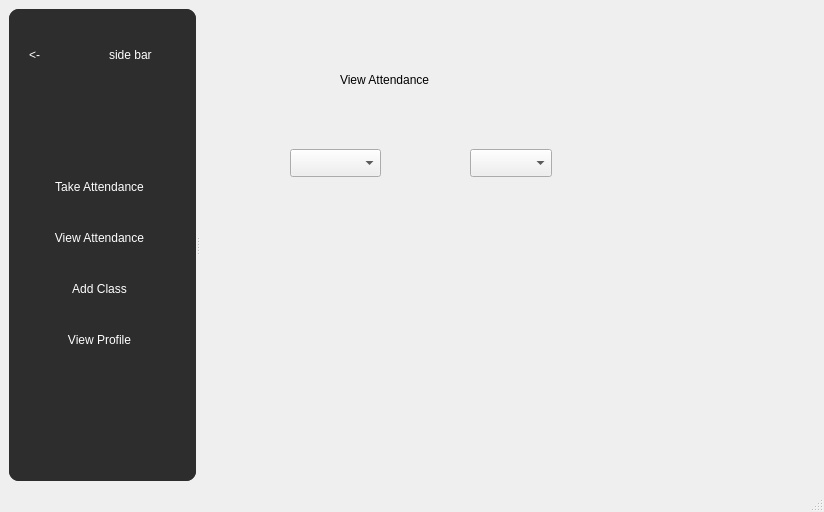
The window that mainwindow.ui (Shikhrrr/AttendanceManager) describes before a commit, drawn with Qt 5.
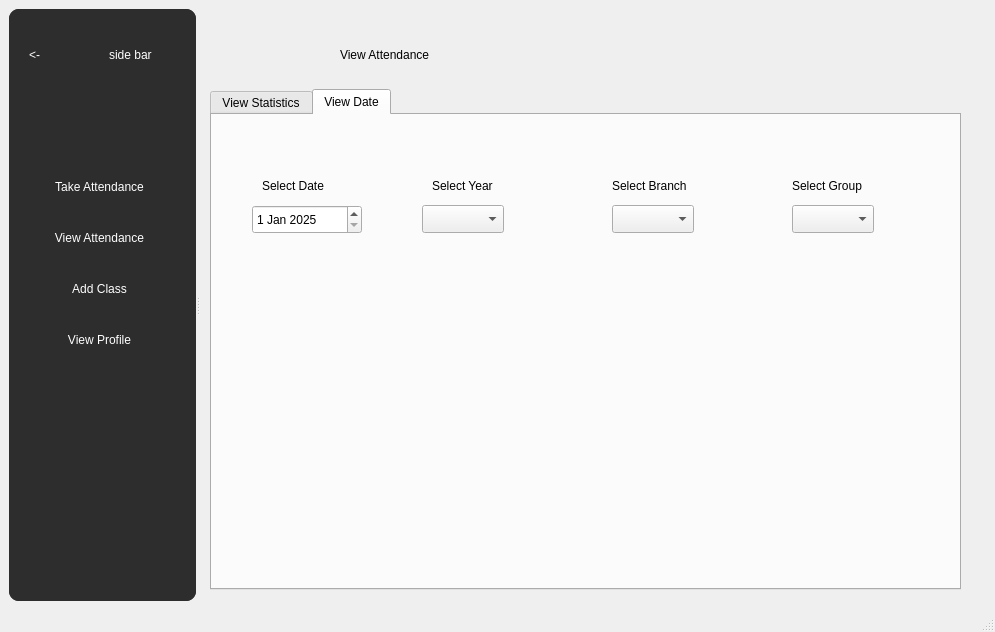
The same window after the commit. The open tabs and pages were chosen to show the change.

Diff of the .ui file:
```diff
--- a/mainwindow.ui
+++ b/mainwindow.ui
@@ -6,8 +6,8 @@
    <rect>
     <x>0</x>
     <y>0</y>
-    <width>824</width>
-    <height>512</height>
+    <width>995</width>
+    <height>632</height>
    </rect>
   </property>
   <property name="windowTitle">
@@ -385,9 +385,9 @@
          <property name="geometry">
           <rect>
            <x>140</x>
-           <y>30</y>
+           <y>20</y>
            <width>301</width>
-           <height>81</height>
+           <height>51</height>
           </rect>
          </property>
          <property name="styleSheet">
@@ -397,25 +397,199 @@
           <string>View Attendance</string>
          </property>
         </widget>
-        <widget class="QComboBox" name="viewYear">
+        <widget class="QTabWidget" name="viewPageTab">
          <property name="geometry">
           <rect>
-           <x>90</x>
-           <y>140</y>
-           <width>91</width>
-           <height>28</height>
+           <x>10</x>
+           <y>80</y>
+           <width>751</width>
+           <height>501</height>
           </rect>
          </property>
-        </widget>
-        <widget class="QComboBox" name="comboBox">
-         <property name="geometry">
-          <rect>
-           <x>270</x>
-           <y>140</y>
-           <width>82</width>
-           <height>28</height>
-          </rect>
+         <property name="currentIndex">
+          <number>1</number>
          </property>
+         <property name="tabBarAutoHide">
+          <bool>true</bool>
+         </property>
+         <widget class="QWidget" name="tabWidget_2Page1" native="true">
+          <attribute name="title">
+           <string>View Statistics</string>
+          </attribute>
+          <widget class="QComboBox" name="viewGroup2_2">
+           <property name="geometry">
+            <rect>
+             <x>470</x>
+             <y>50</y>
+             <width>82</width>
+             <height>28</height>
+            </rect>
+           </property>
+          </widget>
+          <widget class="QLabel" name="label_15">
+           <property name="geometry">
+            <rect>
+             <x>110</x>
+             <y>20</y>
+             <width>81</width>
+             <height>21</height>
+            </rect>
+           </property>
+           <property name="text">
+            <string>Select Year</string>
+           </property>
+          </widget>
+          <widget class="QComboBox" name="viewBranch2_2">
+           <property name="geometry">
+            <rect>
+             <x>290</x>
+             <y>50</y>
+             <width>82</width>
+             <height>28</height>
+            </rect>
+           </property>
+          </widget>
+          <widget class="QLabel" name="label_16">
+           <property name="geometry">
+            <rect>
+             <x>470</x>
+             <y>20</y>
+             <width>81</width>
+             <height>21</height>
+            </rect>
+           </property>
+           <property name="text">
+            <string>Select Group</string>
+           </property>
+          </widget>
+          <widget class="QComboBox" name="viewYear2_2">
+           <property name="geometry">
+            <rect>
+             <x>100</x>
+             <y>50</y>
+             <width>82</width>
+             <height>28</height>
+            </rect>
+           </property>
+          </widget>
+          <widget class="QLabel" name="label_17">
+           <property name="geometry">
+            <rect>
+             <x>290</x>
+             <y>20</y>
+             <width>91</width>
+             <height>21</height>
+            </rect>
+           </property>
+           <property name="text">
+            <string>Select Branch</string>
+           </property>
+          </widget>
+         </widget>
+         <widget class="QWidget" name="tabWidget_2Page2" native="true">
+          <attribute name="title">
+           <string>View Date</string>
+          </attribute>
+          <widget class="QLabel" name="label_6">
+           <property name="geometry">
+            <rect>
+             <x>50</x>
+             <y>60</y>
+             <width>81</width>
+             <height>21</height>
+            </rect>
+           </property>
+           <property name="text">
+            <string>Select Date</string>
+           </property>
+          </widget>
+          <widget class="QLabel" name="label_12">
+           <property name="geometry">
+            <rect>
+             <x>220</x>
+             <y>60</y>
+             <width>81</width>
+             <height>21</height>
+            </rect>
+           </property>
+           <property name="text">
+            <string>Select Year</string>
+           </property>
+          </widget>
+          <widget class="QLabel" name="label_13">
+           <property name="geometry">
+            <rect>
+             <x>400</x>
+             <y>60</y>
+             <width>91</width>
+             <height>21</height>
+            </rect>
+           </property>
+           <property name="text">
+            <string>Select Branch</string>
+           </property>
+          </widget>
+          <widget class="QLabel" name="label_14">
+           <property name="geometry">
+            <rect>
+             <x>580</x>
+             <y>60</y>
+             <width>81</width>
+             <height>21</height>
+            </rect>
+           </property>
+           <property name="text">
+            <string>Select Group</string>
+           </property>
+          </widget>
+          <widget class="QComboBox" name="viewYear2">
+           <property name="geometry">
+            <rect>
+             <x>210</x>
+             <y>90</y>
+             <width>82</width>
+             <height>28</height>
+            </rect>
+           </property>
+          </widget>
+          <widget class="QComboBox" name="viewBranch2">
+           <property name="geometry">
+            <rect>
+             <x>400</x>
+             <y>90</y>
+             <width>82</width>
+             <height>28</height>
+            </rect>
+           </property>
+          </widget>
+          <widget class="QComboBox" name="viewGroup2">
+           <property name="geometry">
+            <rect>
+             <x>580</x>
+             <y>90</y>
+             <width>82</width>
+             <height>28</height>
+            </rect>
+           </property>
+          </widget>
+          <widget class="QDateEdit" name="dateEdit">
+           <property name="geometry">
+            <rect>
+             <x>40</x>
+             <y>90</y>
+             <width>110</width>
+             <height>29</height>
+            </rect>
+           </property>
+           <property name="date">
+            <date>
+             <year>2025</year>
+             <month>1</month>
+             <day>1</day>
+            </date>
+           </property>
+          </widget>
+         </widget>
         </widget>
        </widget>
       </widget>
```
Left out of the diff: 2 changed lines with no effect on the pictures.
